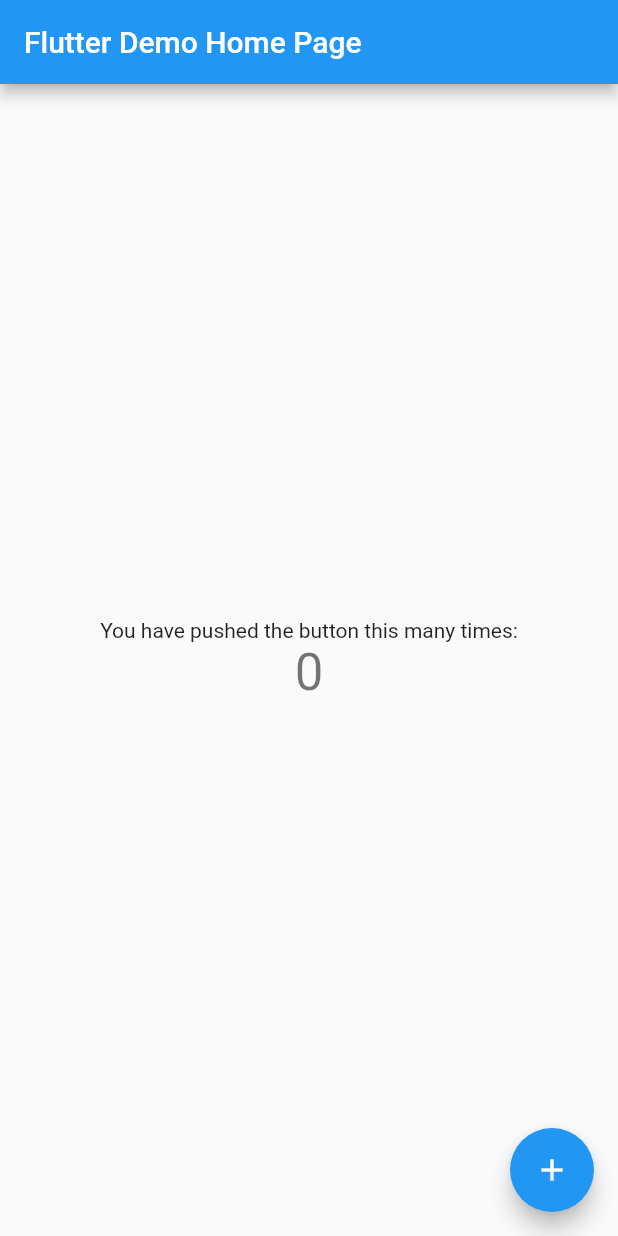
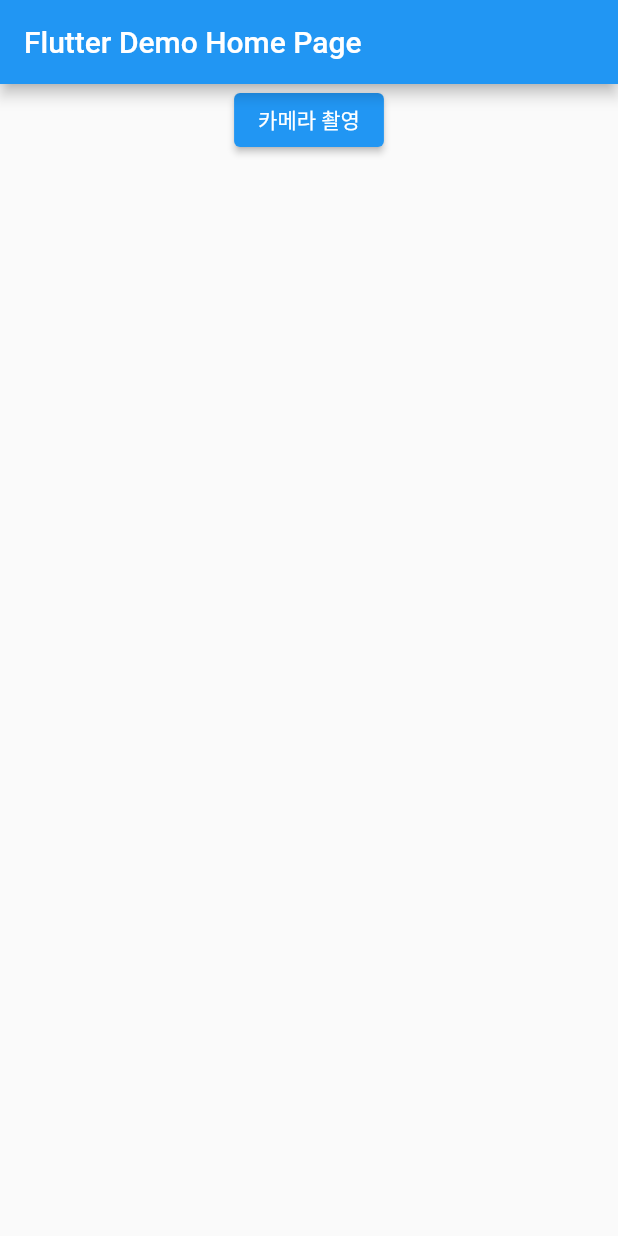
Before and after one commit to kopro-ov/flutter_book_club, a Flutter app: the screen it shows after launch, on a phone screen of 412 x 824 dp. Run offline on Flutter 3.47's test engine with Material 2 defaults, Android fonts, the phone set to English and light mode, and no system bars; our stand-ins replace camera, carousel_slider; missing offline and left inert: dart:ffi.

Commit message:
메인 화면 - 카메라 촬영하기 이동 버튼 추가 - 사용할 수 있는 첫번쨰 카메라 찾기

```diff
--- a/ex/camera_app/lib/main.dart
+++ b/ex/camera_app/lib/main.dart
@@ -1,3 +1,5 @@
+import 'package:camera/camera.dart';
+import 'package:camera_app/screen/take_picture_screen.dart';
 import 'package:flutter/material.dart';
 
 void main() {
@@ -7,21 +9,11 @@ void main() {
 class MyApp extends StatelessWidget {
   const MyApp({Key? key}) : super(key: key);
 
-  // This widget is the root of your application.
   @override
   Widget build(BuildContext context) {
     return MaterialApp(
       title: 'Flutter Demo',
       theme: ThemeData(
-        // This is the theme of your application.
-        //
-        // Try running your application with "flutter run". You'll see the
-        // application has a blue toolbar. Then, without quitting the app, try
-        // changing the primarySwatch below to Colors.green and then invoke
-        // "hot reload" (press "r" in the console where you ran "flutter run",
-        // or simply save your changes to "hot reload" in a Flutter IDE).
-        // Notice that the counter didn't reset back to zero; the application
-        // is not restarted.
         primarySwatch: Colors.blue,
       ),
       home: const MyHomePage(title: 'Flutter Demo Home Page'),
@@ -32,15 +24,6 @@ class MyApp extends StatelessWidget {
 class MyHomePage extends StatefulWidget {
   const MyHomePage({Key? key, required this.title}) : super(key: key);
 
-  // This widget is the home page of your application. It is stateful, meaning
-  // that it has a State object (defined below) that contains fields that affect
-  // how it looks.
-
-  // This class is the configuration for the state. It holds the values (in this
-  // case the title) provided by the parent (in this case the App widget) and
-  // used by the build method of the State. Fields in a Widget subclass are
-  // always marked "final".
-
   final String title;
 
   @override
@@ -48,68 +31,43 @@ class MyHomePage extends StatefulWidget {
 }
 
 class _MyHomePageState extends State<MyHomePage> {
-  int _counter = 0;
+  //사용할 수 있는 카메라 가져오기
+  late List<CameraDescription> _cameras;
+  @override
+  void initState() {
+    _initCamera();
+    super.initState();
+  }
 
-  void _incrementCounter() {
-    setState(() {
-      // This call to setState tells the Flutter framework that something has
-      // changed in this State, which causes it to rerun the build method below
-      // so that the display can reflect the updated values. If we changed
-      // _counter without calling setState(), then the build method would not be
-      // called again, and so nothing would appear to happen.
-      _counter++;
-    });
+  Future<void> _initCamera() async {
+    _cameras = await availableCameras();
   }
 
   @override
   Widget build(BuildContext context) {
-    // This method is rerun every time setState is called, for instance as done
-    // by the _incrementCounter method above.
-    //
-    // The Flutter framework has been optimized to make rerunning build methods
-    // fast, so that you can just rebuild anything that needs updating rather
-    // than having to individually change instances of widgets.
     return Scaffold(
       appBar: AppBar(
-        // Here we take the value from the MyHomePage object that was created by
-        // the App.build method, and use it to set our appbar title.
         title: Text(widget.title),
       ),
       body: Center(
-        // Center is a layout widget. It takes a single child and positions it
-        // in the middle of the parent.
         child: Column(
-          // Column is also a layout widget. It takes a list of children and
-          // arranges them vertically. By default, it sizes itself to fit its
-          // children horizontally, and tries to be as tall as its parent.
-          //
-          // Invoke "debug painting" (press "p" in the console, choose the
-          // "Toggle Debug Paint" action from the Flutter Inspector in Android
-          // Studio, or the "Toggle Debug Paint" command in Visual Studio Code)
-          // to see the wireframe for each widget.
-          //
-          // Column has various properties to control how it sizes itself and
-          // how it positions its children. Here we use mainAxisAlignment to
-          // center the children vertically; the main axis here is the vertical
-          // axis because Columns are vertical (the cross axis would be
-          // horizontal).
-          mainAxisAlignment: MainAxisAlignment.center,
           children: <Widget>[
-            const Text(
-              'You have pushed the button this many times:',
-            ),
-            Text(
-              '$_counter',
-              style: Theme.of(context).textTheme.headline4,
+            ElevatedButton(
+              onPressed: () {
+                Navigator.push(
+                  context,
+                  MaterialPageRoute(
+                    builder: (context) => TakePictureScreen(
+                      camera: _cameras.first,
+                    ),
+                  ),
+                );
+              },
+              child: Text('카메라 촬영'),
             ),
           ],
         ),
       ),
-      floatingActionButton: FloatingActionButton(
-        onPressed: _incrementCounter,
-        tooltip: 'Increment',
-        child: const Icon(Icons.add),
-      ), // This trailing comma makes auto-formatting nicer for build methods.
     );
   }
 }
```
Also changed, not shown: ex/camera_app/lib/screen/display_picture_screen.dart (added, +21 -0 lines), ex/camera_app/lib/screen/take_picture_screen.dart (+15 -5 lines), 3 other files.
